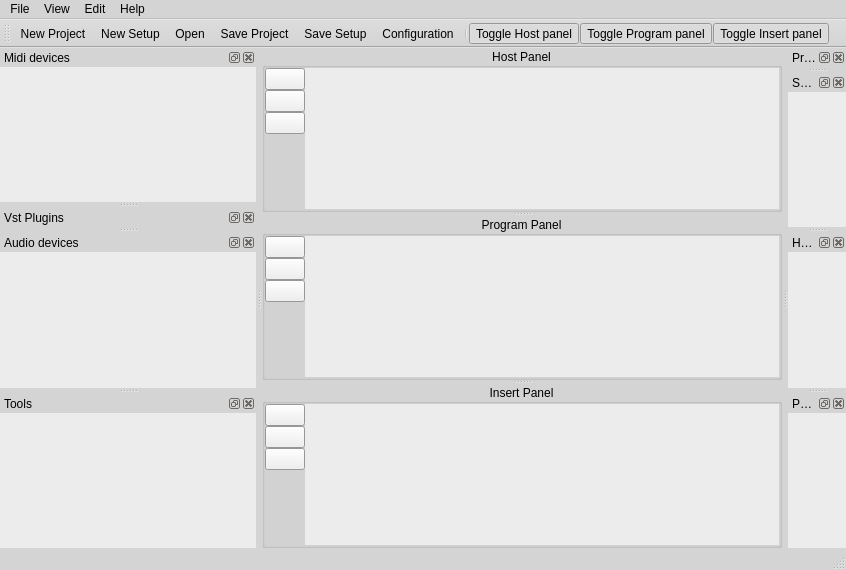
Above: src/vstboard/mainwindow.ui from rbarreiros/vstboard before the change. Below: the same form after it.
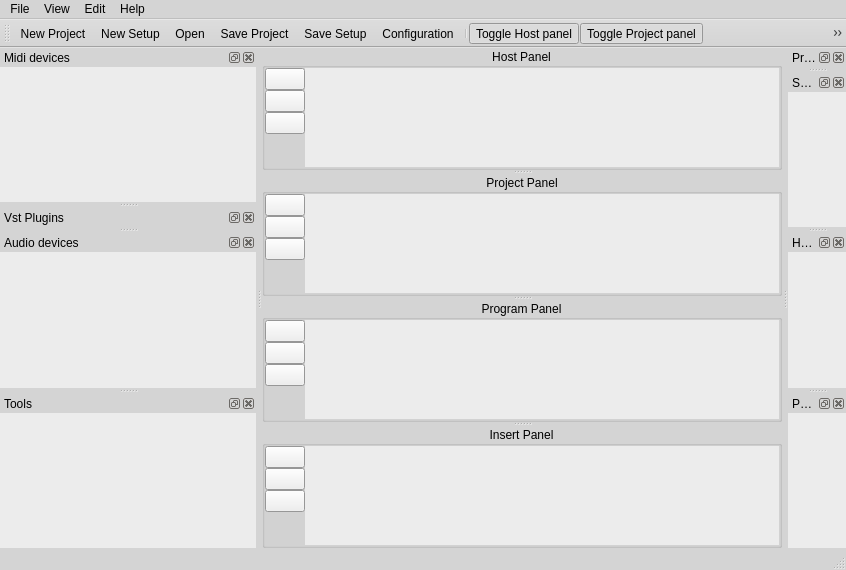
That is the form after the change. Icons and pictures are not drawn. Custom widgets are drawn as their Qt base class.

Commit message: put back the project container

```diff
--- a/src/vstboard/mainwindow.ui
+++ b/src/vstboard/mainwindow.ui
@@ -241,6 +241,106 @@
         </item>
        </layout>
       </widget>
+      <widget class="QGroupBox" name="ProjectBox">
+       <property name="title">
+        <string>Project Panel</string>
+       </property>
+       <property name="alignment">
+        <set>Qt::AlignCenter</set>
+       </property>
+       <property name="flat">
+        <bool>true</bool>
+       </property>
+       <layout class="QHBoxLayout" name="horizontalLayout_5">
+        <property name="spacing">
+         <number>0</number>
+        </property>
+        <property name="margin">
+         <number>0</number>
+        </property>
+        <item>
+         <layout class="QVBoxLayout" name="verticalLayout_13">
+          <property name="spacing">
+           <number>0</number>
+          </property>
+          <item>
+           <widget class="QPushButton" name="pushZoomInProj">
+            <property name="toolTip">
+             <string>Zoom In</string>
+            </property>
+            <property name="icon">
+             <iconset resource="../resources/resources.qrc">
+              <normaloff>:/img16x16/viewmag+.png</normaloff>:/img16x16/viewmag+.png</iconset>
+            </property>
+            <property name="autoRepeat">
+             <bool>true</bool>
+            </property>
+           </widget>
+          </item>
+          <item>
+           <widget class="QPushButton" name="pushZoomResetProj">
+            <property name="toolTip">
+             <string>Reset Zoom</string>
+            </property>
+            <property name="icon">
+             <iconset resource="../resources/resources.qrc">
+              <normaloff>:/img16x16/viewmagfit.png</normaloff>:/img16x16/viewmagfit.png</iconset>
+            </property>
+           </widget>
+          </item>
+          <item>
+           <widget class="QPushButton" name="pushZoomOutProj">
+            <property name="toolTip">
+             <string>Zoom Out</string>
+            </property>
+            <property name="icon">
+             <iconset resource="../resources/resources.qrc">
+              <normaloff>:/img16x16/viewmag-.png</normaloff>:/img16x16/viewmag-.png</iconset>
+            </property>
+            <property name="autoRepeat">
+             <bool>true</bool>
+            </property>
+           </widget>
+          </item>
+          <item>
+           <spacer name="verticalSpacer_4">
+            <property name="orientation">
+             <enum>Qt::Vertical</enum>
+            </property>
+            <property name="sizeHint" stdset="0">
+             <size>
+              <width>20</width>
+              <height>40</height>
+             </size>
+            </property>
+           </spacer>
+          </item>
+         </layout>
+        </item>
+        <item>
+         <widget class="MainGraphicsView" name="projectView">
+          <property name="frameShape">
+           <enum>QFrame::NoFrame</enum>
+          </property>
+          <property name="verticalScrollBarPolicy">
+           <enum>Qt::ScrollBarAlwaysOff</enum>
+          </property>
+          <property name="horizontalScrollBarPolicy">
+           <enum>Qt::ScrollBarAlwaysOff</enum>
+          </property>
+          <property name="renderHints">
+           <set>QPainter::Antialiasing|QPainter::TextAntialiasing</set>
+          </property>
+          <property name="dragMode">
+           <enum>QGraphicsView::ScrollHandDrag</enum>
+          </property>
+          <property name="resizeAnchor">
+           <enum>QGraphicsView::AnchorUnderMouse</enum>
+          </property>
+         </widget>
+        </item>
+       </layout>
+      </widget>
       <widget class="QGroupBox" name="ProgramBox">
        <property name="title">
         <string>Program Panel</string>
@@ -529,6 +629,7 @@
    <addaction name="actionConfig"/>
    <addaction name="separator"/>
    <addaction name="actionHost_panel"/>
+   <addaction name="actionProject_panel"/>
    <addaction name="actionProgram_panel"/>
    <addaction name="actionInsert_panel"/>
   </widget>
@@ -1213,6 +1314,21 @@
     <string>Zoom buttons</string>
    </property>
   </action>
+  <action name="actionProject_panel">
+   <property name="checkable">
+    <bool>true</bool>
+   </property>
+   <property name="checked">
+    <bool>true</bool>
+   </property>
+   <property name="icon">
+    <iconset resource="../resources/resources.qrc">
+     <normaloff>:/img16x16/file_setup.png</normaloff>:/img16x16/file_setup.png</iconset>
+   </property>
+   <property name="text">
+    <string>Toggle Project panel</string>
+   </property>
+  </action>
  </widget>
  <layoutdefault spacing="6" margin="11"/>
  <customwidgets>
```
Left out of the diff: 67 changed lines with no effect on the pictures. The commit also changes 10 other files.
